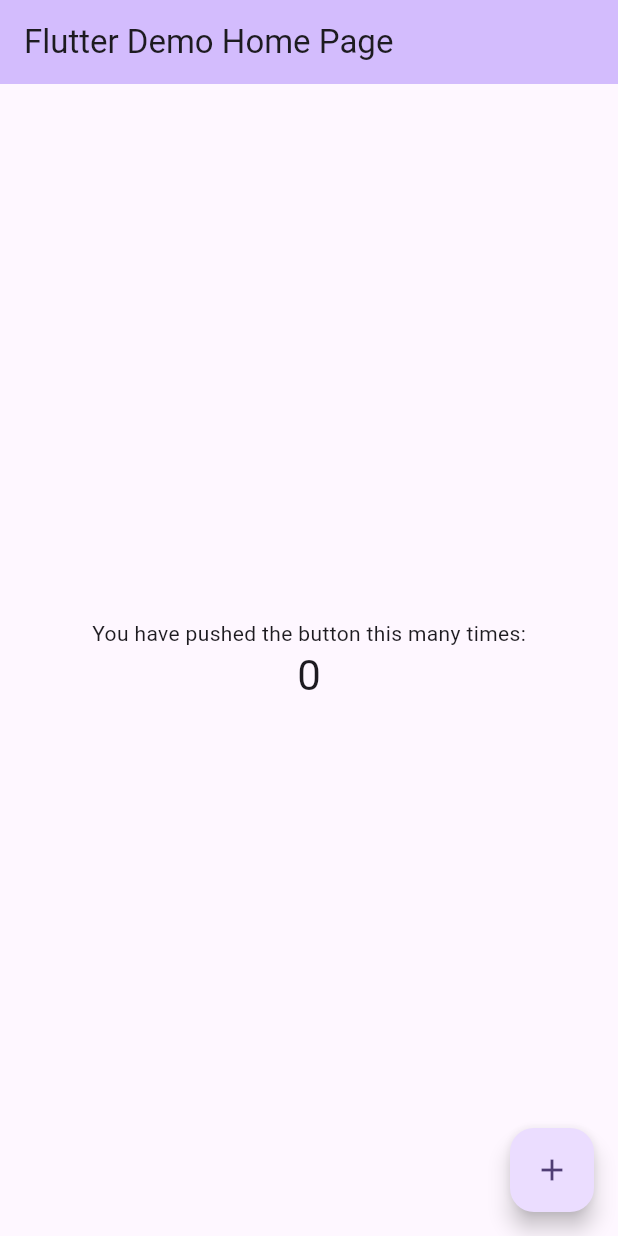
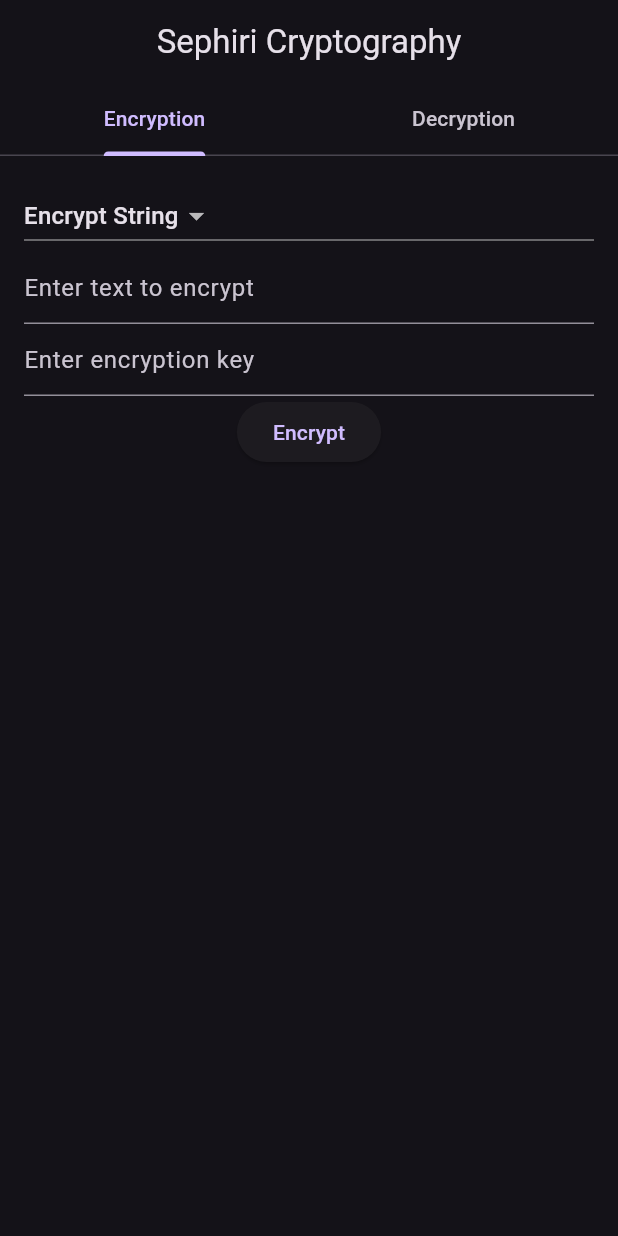
Before and after one commit to loadedcypher/Sephiri, a Flutter app: the screen it shows after launch, on a phone screen of 412 x 824 dp. Run offline on Flutter 3.47's test engine with Material 3 defaults, Android fonts, the light colour scheme and no system bars; our stand-ins replace file_picker, google_fonts.

Commit message:
made the encryption page

```diff
--- /dev/null
+++ b/sephiri_frontend/lib/fragments/encrypt_string.dart
@@ -0,0 +1,55 @@
+import 'package:flutter/material.dart';
+
+class EncryptString extends StatefulWidget {
+  const EncryptString({super.key});
+
+  @override
+  State<EncryptString> createState() => _EncryptStringState();
+}
+
+class _EncryptStringState extends State<EncryptString> {
+  final _formKey = GlobalKey<FormState>();
+  final _textController = TextEditingController();
+  final _keyController = TextEditingController();
+  String _encryptedText = '';
+
+  @override
+  Widget build(BuildContext context) {
+    return Column(
+      children: [
+        // form filed
+        TextFormField(
+          controller: _textController,
+          decoration: const InputDecoration(hintText: 'Enter text to encrypt'),
+          validator: (value) {
+            if (value == null || value.isEmpty) {
+              return 'Please enter some text';
+            }
+            return null;
+          },
+        ),
+        TextFormField(
+          controller: _keyController,
+          decoration: const InputDecoration(hintText: 'Enter encryption key'),
+          validator: (value) {
+            if (value == null || value.isEmpty) {
+              return 'Please enter an encryption key';
+            }
+            return null;
+          },
+        ),
+        ElevatedButton(
+          onPressed: () {
+            if (_formKey.currentState!.validate()) {
+              // Add encryption logic here
+              setState(() {
+                _encryptedText = 'Encrypted text: ${_textController.text}';
+              });
+            }
+          },
+          child: const Text('Encrypt'),
+        ),
+      ],
+    );
+  }
+}
--- /dev/null
+++ b/sephiri_frontend/lib/home.dart
@@ -0,0 +1,37 @@
+import 'package:flutter/material.dart';
+import 'package:sephiri_frontend/pages/decryption_page.dart';
+import 'package:sephiri_frontend/pages/encryption_page.dart';
+
+class HomePage extends StatefulWidget {
+  const HomePage({super.key});
+
+  @override
+  _HomePageState createState() => _HomePageState();
+}
+
+class _HomePageState extends State<HomePage> {
+  @override
+  Widget build(BuildContext context) {
+    return DefaultTabController(
+      length: 2,
+      child: Scaffold(
+        appBar: AppBar(
+          title: const Text('Sephiri Cryptography'),
+          centerTitle: true,
+          bottom: const TabBar(
+            tabs: [
+              Tab(text: 'Encryption'),
+              Tab(text: 'Decryption'),
+            ],
+          ),
+        ),
+        body: const TabBarView(
+          children: [
+            EncryptionPage(),
+            DecryptionPage(),
+          ],
+        ),
+      ),
+    );
+  }
+}
--- a/sephiri_frontend/lib/main.dart
+++ b/sephiri_frontend/lib/main.dart
@@ -1,4 +1,5 @@
 import 'package:flutter/material.dart';
+import 'package:sephiri_frontend/home.dart';
 
 void main() {
   runApp(const MyApp());
@@ -7,119 +8,12 @@
 class MyApp extends StatelessWidget {
   const MyApp({super.key});
 
-  // This widget is the root of your application.
   @override
   Widget build(BuildContext context) {
     return MaterialApp(
-      title: 'Flutter Demo',
-      theme: ThemeData(
-        // This is the theme of your application.
-        //
-        // TRY THIS: Try running your application with "flutter run". You'll see
-        // the application has a purple toolbar. Then, without quitting the app,
-        // try changing the seedColor in the colorScheme below to Colors.green
-        // and then invoke "hot reload" (save your changes or press the "hot
-        // reload" button in a Flutter-supported IDE, or press "r" if you used
-        // the command line to start the app).
-        //
-        // Notice that the counter didn't reset back to zero; the application
-        // state is not lost during the reload. To reset the state, use hot
-        // restart instead.
-        //
-        // This works for code too, not just values: Most code changes can be
-        // tested with just a hot reload.
-        colorScheme: ColorScheme.fromSeed(seedColor: Colors.deepPurple),
-        useMaterial3: true,
-      ),
-      home: const MyHomePage(title: 'Flutter Demo Home Page'),
+      theme: ThemeData.dark(useMaterial3: true),
+      home: const HomePage(),
+      debugShowCheckedModeBanner: false,
     );
   }
 }
-
-class MyHomePage extends StatefulWidget {
-  const MyHomePage({super.key, required this.title});
-
-  // This widget is the home page of your application. It is stateful, meaning
-  // that it has a State object (defined below) that contains fields that affect
-  // how it looks.
-
-  // This class is the configuration for the state. It holds the values (in this
-  // case the title) provided by the parent (in this case the App widget) and
-  // used by the build method of the State. Fields in a Widget subclass are
-  // always marked "final".
-
-  final String title;
-
-  @override
-  State<MyHomePage> createState() => _MyHomePageState();
-}
-
-class _MyHomePageState extends State<MyHomePage> {
-  int _counter = 0;
-
-  void _incrementCounter() {
-    setState(() {
-      // This call to setState tells the Flutter framework that something has
-      // changed in this State, which causes it to rerun the build method below
-      // so that the display can reflect the updated values. If we changed
-      // _counter without calling setState(), then the build method would not be
-      // called again, and so nothing would appear to happen.
-      _counter++;
-    });
-  }
-
-  @override
-  Widget build(BuildContext context) {
-    // This method is rerun every time setState is called, for instance as done
-    // by the _incrementCounter method above.
-    //
-    // The Flutter framework has been optimized to make rerunning build methods
-    // fast, so that you can just rebuild anything that needs updating rather
-    // than having to individually change instances of widgets.
-    return Scaffold(
-      appBar: AppBar(
-        // TRY THIS: Try changing the color here to a specific color (to
-        // Colors.amber, perhaps?) and trigger a hot reload to see the AppBar
-        // change color while the other colors stay the same.
-        backgroundColor: Theme.of(context).colorScheme.inversePrimary,
-        // Here we take the value from the MyHomePage object that was created by
-        // the App.build method, and use it to set our appbar title.
-        title: Text(widget.title),
-      ),
-      body: Center(
-        // Center is a layout widget. It takes a single child and positions it
-        // in the middle of the parent.
-        child: Column(
-          // Column is also a layout widget. It takes a list of children and
-          // arranges them vertically. By default, it sizes itself to fit its
-          // children horizontally, and tries to be as tall as its parent.
-          //
-          // Column has various properties to control how it sizes itself and
-          // how it positions its children. Here we use mainAxisAlignment to
-          // center the children vertically; the main axis here is the vertical
-          // axis because Columns are vertical (the cross axis would be
-          // horizontal).
-          //
-          // TRY THIS: Invoke "debug painting" (choose the "Toggle Debug Paint"
-          // action in the IDE, or press "p" in the console), to see the
-          // wireframe for each widget.
-          mainAxisAlignment: MainAxisAlignment.center,
-          children: <Widget>[
-            const Text(
-              'You have pushed the button this many times:',
-            ),
-            Text(
-              '$_counter',
-              style: Theme.of(context).textTheme.headlineMedium,
-            ),
-          ],
-        ),
-      ),
-      floatingActionButton: FloatingActionButton(
-        onPressed: _incrementCounter,
-        tooltip: 'Increment',
-        child: const Icon(Icons.add),
-      ), // This trailing comma makes auto-formatting nicer for build methods.
-    );
-  }
-}
--- /dev/null
+++ b/sephiri_frontend/lib/pages/encryption_page.dart
@@ -0,0 +1,52 @@
+import 'package:flutter/material.dart';
+import 'package:sephiri_frontend/fragments/encrypt_file.dart';
+import 'package:sephiri_frontend/fragments/encrypt_string.dart';
+
+class EncryptionPage extends StatefulWidget {
+  const EncryptionPage({super.key});
+
+  @override
+  _EncryptionPageState createState() => _EncryptionPageState();
+}
+
+class _EncryptionPageState extends State<EncryptionPage> {
+  final _formKey = GlobalKey<FormState>();
+  String _selectedOption = 'Encrypt String';
+
+  @override
+  Widget build(BuildContext context) {
+    return Scaffold(
+      body: Padding(
+        padding: const EdgeInsets.all(16.0),
+        child: Form(
+          key: _formKey,
+          child: Column(
+            crossAxisAlignment: CrossAxisAlignment.stretch,
+            children: [
+              DropdownButton<String>(
+                value: _selectedOption,
+                onChanged: (newValue) {
+                  setState(() {
+                    _selectedOption = newValue!;
+                  });
+                },
+                items: const [
+                  DropdownMenuItem(
+                    value: 'Encrypt String',
+                    child: Text('Encrypt String'),
+                  ),
+                  DropdownMenuItem(
+                    value: 'Encrypt File',
+                    child: Text('Encrypt File'),
+                  ),
+                ],
+              ),
+              if (_selectedOption == 'Encrypt String') const EncryptString(),
+              if (_selectedOption == 'Encrypt File') const EncryptFile(),
+            ],
+          ),
+        ),
+      ),
+    );
+  }
+}
--- /dev/null
+++ b/sephiri_frontend/lib/styles/styles.dart
@@ -0,0 +1,2 @@
+import 'package:flutter/material.dart';
+import 'package:google_fonts/google_fonts.dart';
--- a/sephiri_frontend/pubspec.yaml
+++ b/sephiri_frontend/pubspec.yaml
@@ -35,6 +35,8 @@ dependencies:
   # The following adds the Cupertino Icons font to your application.
   # Use with the CupertinoIcons class for iOS style icons.
   cupertino_icons: ^1.0.2
+  google_fonts: ^6.2.0
+  file_picker: ^8.0.0+1
 
 dev_dependencies:
   flutter_test:
```
Also changed, not shown: sephiri_frontend/lib/fragments/encrypt_file.dart (added, +62 -0 lines), sephiri_frontend/lib/pages/decryption_page.dart (added, +15 -0 lines), sephiri_frontend/pubspec.lock, 2 other files.
